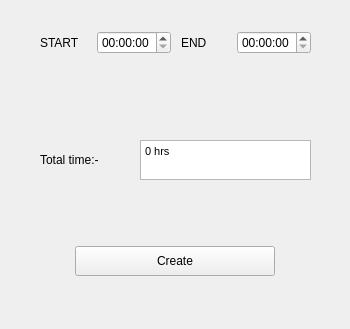
Qt form src/ui_files/Stackgen.ui (rakshith111/Time-Stack) before a commit; both pictures show x 0 to 350 and y 171 to 500 of the 350 by 500 pixel window.
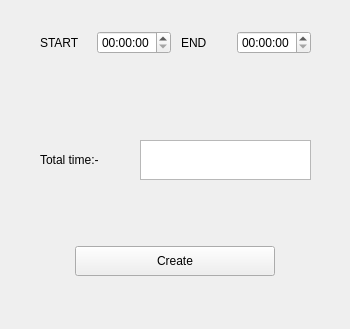
The same form after that commit.

Commit message: Fix btn size Update StackGenui

```diff
--- a/src/ui_files/Stackgen.ui
+++ b/src/ui_files/Stackgen.ui
@@ -247,10 +247,13 @@
          </property>
          <property name="html">
           <string>&lt;!DOCTYPE HTML PUBLIC &quot;-//W3C//DTD HTML 4.0//EN&quot; &quot;http://www.w3.org/TR/REC-html40/strict.dtd&quot;&gt;
-&lt;html&gt;&lt;head&gt;&lt;meta name=&quot;qrichtext&quot; content=&quot;1&quot; /&gt;&lt;meta charset=&quot;utf-8&quot; /&gt;&lt;style type=&quot;text/css&quot;&gt;
+&lt;html&gt;&lt;head&gt;&lt;meta name=&quot;qrichtext&quot; content=&quot;1&quot; /&gt;&lt;style type=&quot;text/css&quot;&gt;
 p, li { white-space: pre-wrap; }
-&lt;/style&gt;&lt;/head&gt;&lt;body style=&quot; font-family:'Segoe UI'; font-size:9pt; font-weight:400; font-style:normal;&quot;&gt;
-&lt;p style=&quot; margin-top:0px; margin-bottom:0px; margin-left:0px; margin-right:0px; -qt-block-indent:0; text-indent:0px;&quot;&gt;&lt;span style=&quot; font-family:'MS Shell Dlg 2'; font-size:8.25pt;&quot;&gt;0 hrs&lt;/span&gt;&lt;/p&gt;&lt;/body&gt;&lt;/html&gt;</string>
+&lt;/style&gt;&lt;/head&gt;&lt;body style=&quot; font-family:'MS Shell Dlg 2'; font-size:8.25pt; font-weight:400; font-style:normal;&quot;&gt;
+&lt;p style=&quot;-qt-paragraph-type:empty; margin-top:0px; margin-bottom:0px; margin-left:0px; margin-right:0px; -qt-block-indent:0; text-indent:0px; font-size:8pt;&quot;&gt;&lt;br /&gt;&lt;/p&gt;&lt;/body&gt;&lt;/html&gt;</string>
+         </property>
+         <property name="textInteractionFlags">
+          <set>Qt::NoTextInteraction</set>
          </property>
         </widget>
        </item>
```
Left out of the diff: 2 changed lines with no effect on the pictures. The commit also changes 1 other file.
